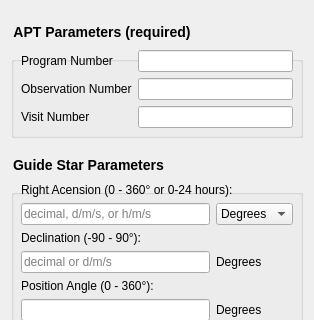
Before: the Qt Designer form jwst_magic/segment_guiding/segmentOverrideFileDialog.ui in spacetelescope/jwst_magic, drawn with Qt 5; both pictures show x 0 to 314 and y 0 to 320 of the 314 by 790 pixel window.
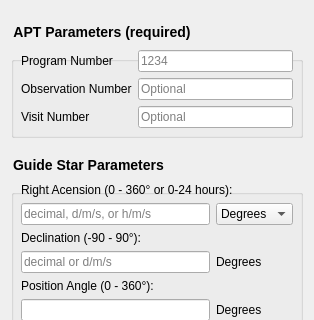
After: the same form once the commit is applied.

Commit message: Updated MAGIC to be able to take in only a program ID (obs number and visit number optional). I have updated current tests, added new ones, and added helpful text in the GUIs

Diff of the .ui file:
```diff
--- a/jwst_magic/segment_guiding/segmentOverrideFileDialog.ui
+++ b/jwst_magic/segment_guiding/segmentOverrideFileDialog.ui
@@ -54,6 +54,9 @@
         <property name="toolTip">
          <string>Three to four digit number describing the APT program</string>
         </property>
+        <property name="placeholderText">
+         <string>1234</string>
+        </property>
        </widget>
       </item>
       <item row="1" column="0">
@@ -71,6 +74,9 @@
         <property name="toolTip">
          <string>Number of the observation within the APT program</string>
         </property>
+        <property name="placeholderText">
+         <string>Optional</string>
+        </property>
        </widget>
       </item>
       <item row="2" column="0">
@@ -88,6 +94,9 @@
         <property name="toolTip">
          <string>Number of the visit within the observation</string>
         </property>
+        <property name="placeholderText">
+         <string>Optional</string>
+        </property>
        </widget>
       </item>
      </layout>
```
The commit also changes 6 other files.
